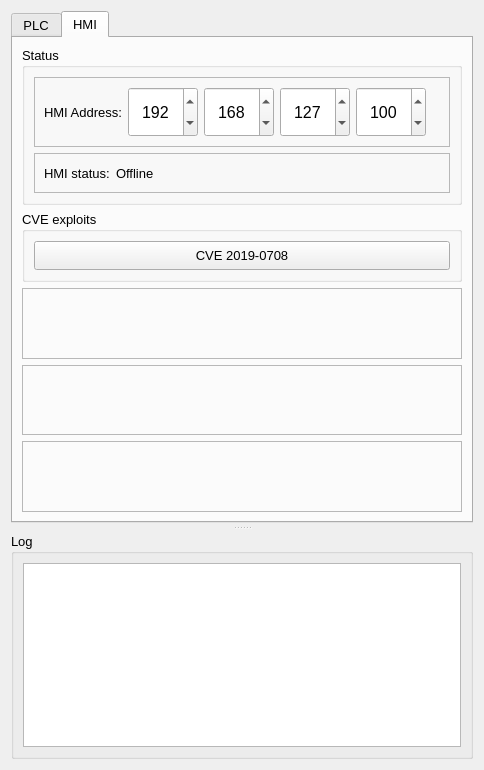
UltimosHomo/attack_tool, file lib/interface.ui: the form before one commit.
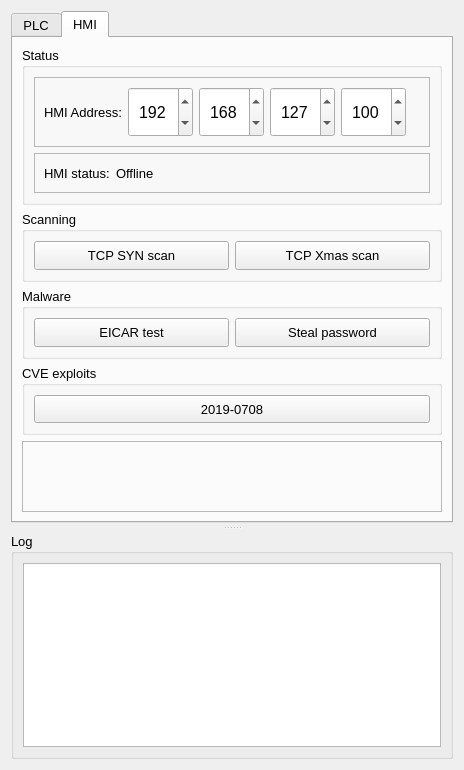
The form after the commit. The open tabs and pages were chosen to show the change.

Commit message: -Add icon -Add Scanning and Malware for HMI -Define max thread qty to work on Win 7 Embedded -Disable/enable all buttons while thread is running -Make UI smaller to fit 480x800

Diff of the .ui file:
```diff
--- a/lib/interface.ui
+++ b/lib/interface.ui
@@ -9,7 +9,7 @@
    <rect>
     <x>0</x>
     <y>0</y>
-    <width>480</width>
+    <width>460</width>
     <height>770</height>
    </rect>
   </property>
@@ -38,14 +38,14 @@
      </property>
      <widget class="QTabWidget" name="tabWidget">
       <property name="sizePolicy">
-       <sizepolicy hsizetype="Preferred" vsizetype="Preferred">
+       <sizepolicy hsizetype="Expanding" vsizetype="Expanding">
         <horstretch>0</horstretch>
         <verstretch>0</verstretch>
        </sizepolicy>
       </property>
       <property name="minimumSize">
        <size>
-        <width>462</width>
+        <width>442</width>
         <height>512</height>
        </size>
       </property>
@@ -492,7 +492,7 @@
                 </property>
                 <property name="minimumSize">
                  <size>
-                  <width>70</width>
+                  <width>65</width>
                   <height>50</height>
                  </size>
                 </property>
@@ -525,7 +525,7 @@
                 </property>
                 <property name="minimumSize">
                  <size>
-                  <width>70</width>
+                  <width>65</width>
                   <height>50</height>
                  </size>
                 </property>
@@ -558,7 +558,7 @@
                 </property>
                 <property name="minimumSize">
                  <size>
-                  <width>70</width>
+                  <width>65</width>
                   <height>50</height>
                  </size>
                 </property>
@@ -591,7 +591,7 @@
                 </property>
                 <property name="minimumSize">
                  <size>
-                  <width>70</width>
+                  <width>65</width>
                   <height>50</height>
                  </size>
                 </property>
@@ -672,6 +672,76 @@
           </layout>
          </widget>
         </item>
+        <item>
+         <widget class="QGroupBox" name="group_dos_2">
+          <property name="title">
+           <string>Scanning</string>
+          </property>
+          <layout class="QHBoxLayout" name="horizontalLayout_10">
+           <item>
+            <widget class="QPushButton" name="pushbutton_tcpsyn_2">
+             <property name="sizePolicy">
+              <sizepolicy hsizetype="Minimum" vsizetype="Minimum">
+               <horstretch>0</horstretch>
+               <verstretch>0</verstretch>
+              </sizepolicy>
+             </property>
+             <property name="text">
+              <string>TCP SYN scan</string>
+             </property>
+            </widget>
+           </item>
+           <item>
+            <widget class="QPushButton" name="pushbutton_tcpxmas_2">
+             <property name="sizePolicy">
+              <sizepolicy hsizetype="Minimum" vsizetype="Minimum">
+               <horstretch>0</horstretch>
+               <verstretch>0</verstretch>
+              </sizepolicy>
+             </property>
+             <property name="text">
+              <string>TCP Xmas scan</string>
+             </property>
+            </widget>
+           </item>
+          </layout>
+         </widget>
+        </item>
+        <item>
+         <widget class="QGroupBox" name="group_malware_2">
+          <property name="title">
+           <string>Malware</string>
+          </property>
+          <layout class="QHBoxLayout" name="horizontalLayout_11">
+           <item>
+            <widget class="QPushButton" name="pushbutton_eicar_2">
+             <property name="sizePolicy">
+              <sizepolicy hsizetype="Minimum" vsizetype="Minimum">
+               <horstretch>0</horstretch>
+               <verstretch>0</verstretch>
+              </sizepolicy>
+             </property>
+             <property name="text">
+              <string>EICAR test</string>
+             </property>
+            </widget>
+           </item>
+           <item>
+            <widget class="QPushButton" name="pushbutton_passwd_2">
+             <property name="sizePolicy">
+              <sizepolicy hsizetype="Minimum" vsizetype="Minimum">
+               <horstretch>0</horstretch>
+               <verstretch>0</verstretch>
+              </sizepolicy>
+             </property>
+             <property name="text">
+              <string>Steal password</string>
+             </property>
+            </widget>
+           </item>
+          </layout>
+         </widget>
+        </item>
         <item>
          <widget class="QGroupBox" name="group_cve_2">
           <property name="title">
@@ -687,33 +757,13 @@
               </sizepolicy>
              </property>
              <property name="text">
-              <string>CVE 2019-0708</string>
+              <string>2019-0708</string>
              </property>
             </widget>
            </item>
           </layout>
          </widget>
         </item>
-        <item>
-         <widget class="QFrame" name="frame_2">
-          <property name="frameShape">
-           <enum>QFrame::StyledPanel</enum>
-          </property>
-          <property name="frameShadow">
-           <enum>QFrame::Raised</enum>
-          </property>
-         </widget>
-        </item>
-        <item>
-         <widget class="QFrame" name="frame_4">
-          <property name="frameShape">
-           <enum>QFrame::StyledPanel</enum>
-          </property>
-          <property name="frameShadow">
-           <enum>QFrame::Raised</enum>
-          </property>
-         </widget>
-        </item>
         <item>
          <widget class="QFrame" name="frame_5">
           <property name="frameShape">
```
Left out of the diff: 24 changed lines with no effect on the pictures. The commit also changes 2 other files.
